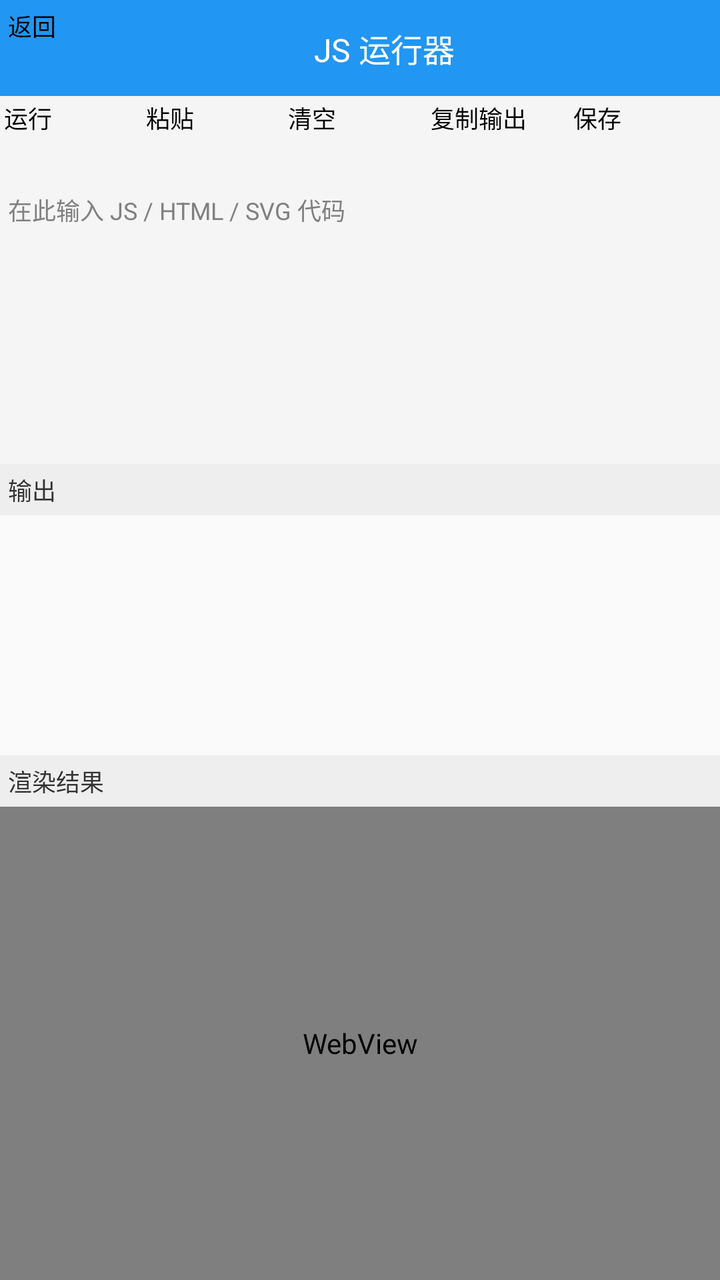
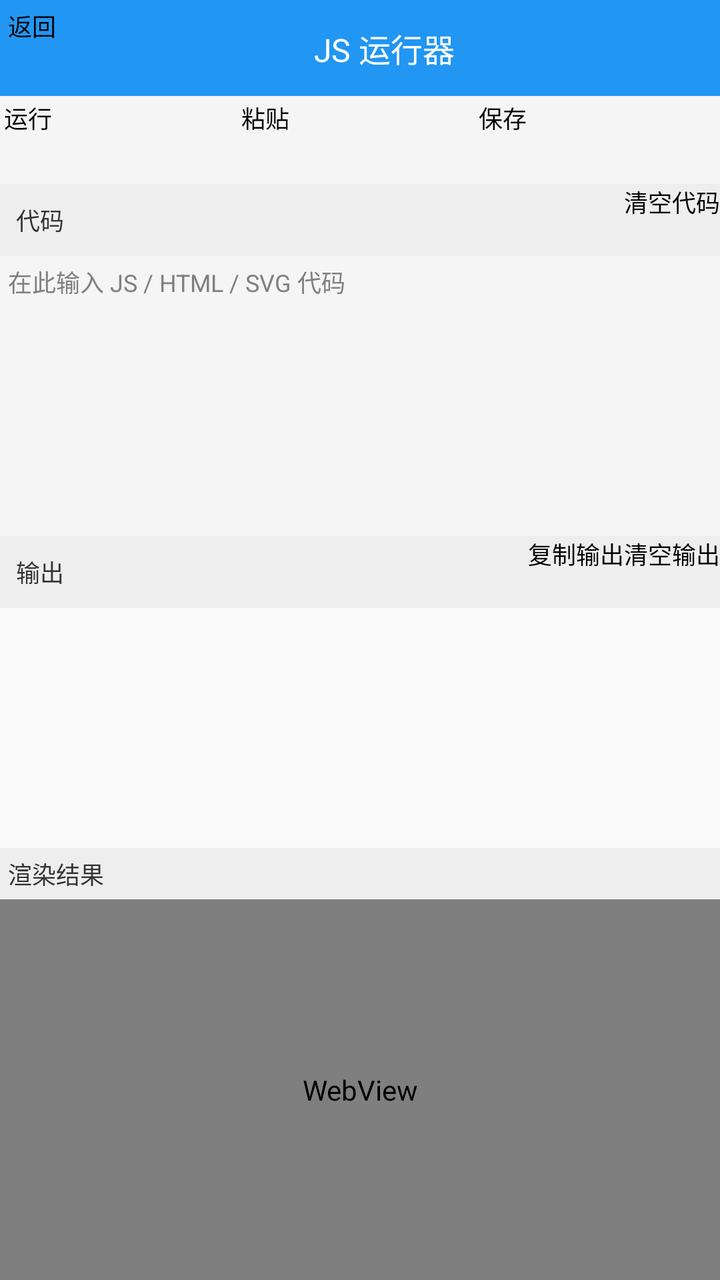

The first picture is an Android layout as it rendered before a commit; the second is the same layout after the commit. The layout source and the unified diff follow.
<!-- AndroidManifest.xml: application theme AppTheme -->
<!-- res/layout/activity_js_runner.xml -->
<?xml version="1.0" encoding="utf-8"?>
<LinearLayout xmlns:android="http://schemas.android.com/apk/res/android"
    android:layout_width="match_parent"
    android:layout_height="match_parent"
    android:orientation="vertical">

    <LinearLayout
        android:layout_width="match_parent"
        android:layout_height="wrap_content"
        android:background="#2196F3"
        android:orientation="horizontal"
        android:gravity="center_vertical"
        android:padding="4dp">

        <Button
            android:id="@+id/js_back_button"
            android:layout_width="wrap_content"
            android:layout_height="40dp"
            android:text="返回"
            android:textSize="12sp" />

        <TextView
            android:layout_width="0dp"
            android:layout_height="wrap_content"
            android:layout_weight="1"
            android:gravity="center"
            android:text="JS 运行器"
            android:textColor="#FFFFFF"
            android:textSize="16sp" />
    </LinearLayout>

    <LinearLayout
        android:layout_width="match_parent"
        android:layout_height="wrap_content"
        android:orientation="horizontal"
        android:padding="2dp">

        <Button
            android:id="@+id/js_run_button"
            android:layout_width="0dp"
            android:layout_height="40dp"
            android:layout_weight="1"
            android:text="运行"
            android:textSize="12sp" />

        <Button
            android:id="@+id/js_paste_button"
            android:layout_width="0dp"
            android:layout_height="40dp"
            android:layout_weight="1"
            android:text="粘贴"
            android:textSize="12sp" />

        <Button
            android:id="@+id/js_clear_button"
            android:layout_width="0dp"
            android:layout_height="40dp"
            android:layout_weight="1"
            android:text="清空"
            android:textSize="12sp" />

        <Button
            android:id="@+id/js_copy_button"
            android:layout_width="0dp"
            android:layout_height="40dp"
            android:layout_weight="1"
            android:text="复制输出"
            android:textSize="12sp" />

        <Button
            android:id="@+id/js_save_button"
            android:layout_width="0dp"
            android:layout_height="40dp"
            android:layout_weight="1"
            android:text="保存"
            android:textSize="12sp" />
    </LinearLayout>

    <EditText
        android:id="@+id/js_code_input"
        android:layout_width="match_parent"
        android:layout_height="140dp"
        android:gravity="top|start"
        android:hint="在此输入 JS / HTML / SVG 代码"
        android:inputType="textMultiLine"
        android:textSize="12sp"
        android:background="#F5F5F5"
        android:padding="4dp" />

    <TextView
        android:layout_width="match_parent"
        android:layout_height="wrap_content"
        android:background="#EEEEEE"
        android:padding="4dp"
        android:text="输出"
        android:textColor="#333333"
        android:textSize="12sp" />

    <TextView
        android:id="@+id/js_output"
        android:layout_width="match_parent"
        android:layout_height="120dp"
        android:background="#FAFAFA"
        android:padding="4dp"
        android:scrollbars="vertical"
        android:textColor="#333333"
        android:textSize="11sp"
        android:typeface="monospace" />

    <TextView
        android:layout_width="match_parent"
        android:layout_height="wrap_content"
        android:background="#EEEEEE"
        android:padding="4dp"
        android:text="渲染结果"
        android:textColor="#333333"
        android:textSize="12sp" />

    <WebView
        android:id="@+id/js_webview"
        android:layout_width="match_parent"
        android:layout_height="0dp"
        android:layout_weight="1" />
</LinearLayout>
<!-- resources referenced by this layout -->
<resources>
  <style name="AppTheme" parent="@android:style/Theme.Holo.Light">
          <item name="android:windowBackground">@color/background</item>
          <item name="android:actionBarStyle">@style/ActionBarStyle</item>
      </style>
  <color name="background">#f5f5f5</color>
  <style name="ActionBarStyle" parent="@android:style/Widget.Holo.Light.ActionBar">
          <item name="android:background">@color/primary</item>
      </style>
  <color name="primary">#2196f3</color>
</resources>

<!-- the commit's change to res/layout/activity_js_runner.xml (unified diff, before → after) -->
@@ -52,27 +52,36 @@
             android:textSize="12sp" />
 
         <Button
-            android:id="@+id/js_clear_button"
-            android:layout_width="0dp"
-            android:layout_height="40dp"
-            android:layout_weight="1"
-            android:text="清空"
-            android:textSize="12sp" />
-
-        <Button
-            android:id="@+id/js_copy_button"
-            android:layout_width="0dp"
-            android:layout_height="40dp"
-            android:layout_weight="1"
-            android:text="复制输出"
-            android:textSize="12sp" />
-
-        <Button
             android:id="@+id/js_save_button"
             android:layout_width="0dp"
             android:layout_height="40dp"
             android:layout_weight="1"
             android:text="保存"
+            android:textSize="12sp" />
+    </LinearLayout>
+
+    <LinearLayout
+        android:layout_width="match_parent"
+        android:layout_height="wrap_content"
+        android:background="#EEEEEE"
+        android:orientation="horizontal"
+        android:gravity="center_vertical"
+        android:paddingLeft="4dp">
+
+        <TextView
+            android:layout_width="0dp"
+            android:layout_height="wrap_content"
+            android:layout_weight="1"
+            android:padding="4dp"
+            android:text="代码"
+            android:textColor="#333333"
+            android:textSize="12sp" />
+
+        <Button
+            android:id="@+id/js_clear_code_button"
+            android:layout_width="wrap_content"
+            android:layout_height="36dp"
+            android:text="清空代码"
             android:textSize="12sp" />
     </LinearLayout>
 
@@ -87,25 +96,53 @@
         android:background="#F5F5F5"
         android:padding="4dp" />
 
-    <TextView
+    <LinearLayout
         android:layout_width="match_parent"
         android:layout_height="wrap_content"
         android:background="#EEEEEE"
-        android:padding="4dp"
-        android:text="输出"
-        android:textColor="#333333"
-        android:textSize="12sp" />
+        android:orientation="horizontal"
+        android:gravity="center_vertical"
+        android:paddingLeft="4dp">
 
-    <TextView
-        android:id="@+id/js_output"
+        <TextView
+            android:layout_width="0dp"
+            android:layout_height="wrap_content"
+            android:layout_weight="1"
+            android:padding="4dp"
+            android:text="输出"
+            android:textColor="#333333"
+            android:textSize="12sp" />
+
+        <Button
+            android:id="@+id/js_copy_button"
+            android:layout_width="wrap_content"
+            android:layout_height="36dp"
+            android:text="复制输出"
+            android:textSize="12sp" />
+
+        <Button
+            android:id="@+id/js_clear_output_button"
+            android:layout_width="wrap_content"
+            android:layout_height="36dp"
+            android:text="清空输出"
+            android:textSize="12sp" />
+    </LinearLayout>
+
+    <ScrollView
+        android:id="@+id/js_output_scroll"
         android:layout_width="match_parent"
         android:layout_height="120dp"
-        android:background="#FAFAFA"
-        android:padding="4dp"
-        android:scrollbars="vertical"
-        android:textColor="#333333"
-        android:textSize="11sp"
-        android:typeface="monospace" />
+        android:background="#FAFAFA">
+
+        <TextView
+            android:id="@+id/js_output"
+            android:layout_width="match_parent"
+            android:layout_height="wrap_content"
+            android:padding="4dp"
+            android:textColor="#333333"
+            android:textSize="11sp"
+            android:typeface="monospace" />
+    </ScrollView>
 
     <TextView
         android:layout_width="match_parent"
